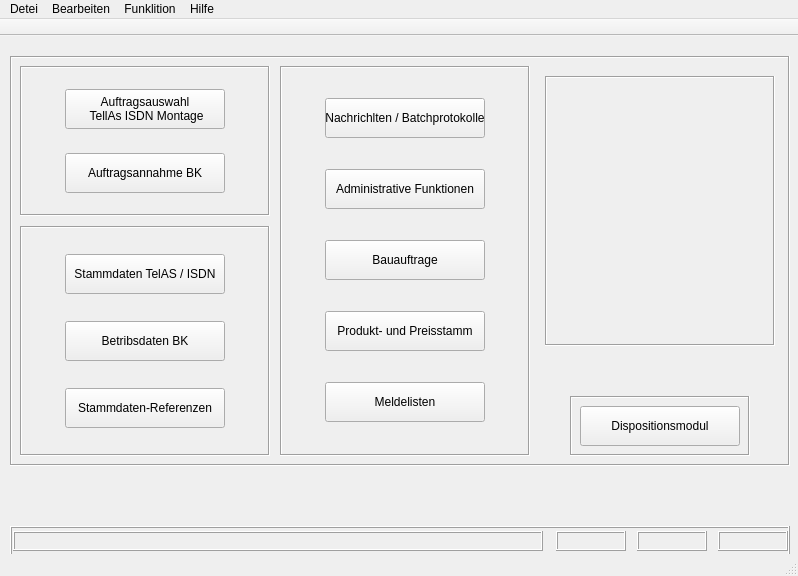
First picture: the form in Smile/UI/mainwindow.ui, repository DenisReznikov/Smile, before the edit.
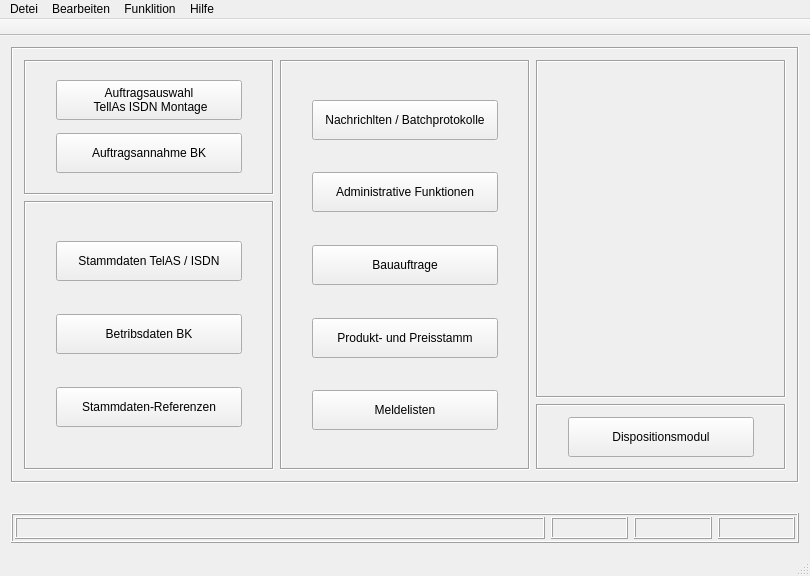
Second picture: the form after the edit. Icons and pictures are not drawn.

```diff
--- a/Smile/UI/mainwindow.ui
+++ b/Smile/UI/mainwindow.ui
@@ -12,28 +12,31 @@
   </property>
   <property name="minimumSize">
    <size>
-    <width>798</width>
-    <height>576</height>
+    <width>0</width>
+    <height>0</height>
    </size>
   </property>
   <property name="maximumSize">
    <size>
-    <width>798</width>
-    <height>576</height>
+    <width>16777215</width>
+    <height>16777215</height>
    </size>
   </property>
   <property name="windowTitle">
    <string>MainWindow</string>
   </property>
   <widget class="QWidget" name="centralWidget">
+   <layout class="QVBoxLayout" name="verticalLayout_7">
+    <property name="spacing">
+     <number>30</number>
+    </property>
+    <item>
    <widget class="QFrame" name="frame">
-    <property name="geometry">
-     <rect>
-      <x>10</x>
-      <y>20</y>
-      <width>780</width>
-      <height>410</height>
-     </rect>
+      <property name="minimumSize">
+       <size>
+        <width>788</width>
+        <height>415</height>
+       </size>
     </property>
     <property name="frameShape">
      <enum>QFrame::Box</enum>
@@ -41,17 +44,22 @@
     <property name="frameShadow">
      <enum>QFrame::Sunken</enum>
     </property>
+      <layout class="QHBoxLayout" name="horizontalLayout">
+       <item>
+        <layout class="QVBoxLayout" name="verticalLayout_5">
+         <property name="sizeConstraint">
+          <enum>QLayout::SetDefaultConstraint</enum>
+         </property>
+         <item>
     <widget class="QFrame" name="frame_2">
      <property name="enabled">
       <bool>true</bool>
      </property>
-     <property name="geometry">
-      <rect>
-       <x>10</x>
-       <y>10</y>
-       <width>250</width>
-       <height>150</height>
-      </rect>
+           <property name="sizePolicy">
+            <sizepolicy hsizetype="Preferred" vsizetype="Preferred">
+             <horstretch>0</horstretch>
+             <verstretch>1</verstretch>
+            </sizepolicy>
      </property>
      <property name="frameShape">
       <enum>QFrame::Box</enum>
@@ -59,15 +67,15 @@
      <property name="frameShadow">
       <enum>QFrame::Sunken</enum>
      </property>
+           <layout class="QVBoxLayout" name="verticalLayout">
+            <property name="leftMargin">
+             <number>30</number>
+            </property>
+            <property name="rightMargin">
+             <number>30</number>
+            </property>
+            <item>
      <widget class="QPushButton" name="Auftragsauswahl">
-      <property name="geometry">
-       <rect>
-        <x>45</x>
-        <y>23</y>
-        <width>160</width>
-        <height>40</height>
-       </rect>
-      </property>
       <property name="minimumSize">
        <size>
         <width>160</width>
@@ -79,15 +87,9 @@
  TellAs ISDN Montage</string>
       </property>
      </widget>
+            </item>
+            <item>
      <widget class="QPushButton" name="pushButton_2">
-      <property name="geometry">
-       <rect>
-        <x>45</x>
-        <y>87</y>
-        <width>160</width>
-        <height>40</height>
-       </rect>
-      </property>
       <property name="minimumSize">
        <size>
         <width>160</width>
@@ -98,15 +100,17 @@
        <string>Auftragsannahme BK</string>
       </property>
      </widget>
-    </widget>
+            </item>
+           </layout>
+          </widget>
+         </item>
+         <item>
     <widget class="QFrame" name="frame_3">
-     <property name="geometry">
-      <rect>
-       <x>10</x>
-       <y>170</y>
-       <width>250</width>
-       <height>230</height>
-      </rect>
+           <property name="sizePolicy">
+            <sizepolicy hsizetype="Preferred" vsizetype="Preferred">
+             <horstretch>0</horstretch>
+             <verstretch>2</verstretch>
+            </sizepolicy>
      </property>
      <property name="frameShape">
       <enum>QFrame::Box</enum>
@@ -114,34 +118,15 @@
      <property name="frameShadow">
       <enum>QFrame::Sunken</enum>
      </property>
-     <widget class="QPushButton" name="pushButton_3">
-      <property name="geometry">
-       <rect>
-        <x>45</x>
-        <y>95</y>
-        <width>160</width>
-        <height>40</height>
-       </rect>
-      </property>
-      <property name="minimumSize">
-       <size>
-        <width>160</width>
-        <height>40</height>
-       </size>
-      </property>
-      <property name="text">
-       <string>Betribsdaten BK</string>
-      </property>
-     </widget>
+           <layout class="QVBoxLayout" name="verticalLayout_2">
+            <property name="leftMargin">
+             <number>30</number>
+            </property>
+            <property name="rightMargin">
+             <number>30</number>
+            </property>
+            <item>
      <widget class="QPushButton" name="pushButton_4">
-      <property name="geometry">
-       <rect>
-        <x>45</x>
-        <y>28</y>
-        <width>160</width>
-        <height>40</height>
-       </rect>
-      </property>
       <property name="minimumSize">
        <size>
         <width>160</width>
@@ -152,15 +137,22 @@
        <string>Stammdaten TelAS / ISDN</string>
       </property>
      </widget>
+            </item>
+            <item>
+             <widget class="QPushButton" name="pushButton_3">
+              <property name="minimumSize">
+               <size>
+                <width>160</width>
+                <height>40</height>
+               </size>
+              </property>
+              <property name="text">
+               <string>Betribsdaten BK</string>
+              </property>
+             </widget>
+            </item>
+            <item>
      <widget class="QPushButton" name="pushButton_5">
-      <property name="geometry">
-       <rect>
-        <x>45</x>
-        <y>162</y>
-        <width>160</width>
-        <height>40</height>
-       </rect>
-      </property>
       <property name="minimumSize">
        <size>
         <width>160</width>
@@ -171,50 +163,42 @@
        <string>Stammdaten-Referenzen</string>
       </property>
      </widget>
-    </widget>
+            </item>
+           </layout>
+          </widget>
+         </item>
+        </layout>
+       </item>
+       <item>
     <widget class="QFrame" name="frame_4">
-     <property name="geometry">
-      <rect>
-       <x>270</x>
-       <y>10</y>
-       <width>250</width>
-       <height>390</height>
-      </rect>
-     </property>
      <property name="frameShape">
       <enum>QFrame::Box</enum>
      </property>
      <property name="frameShadow">
       <enum>QFrame::Sunken</enum>
      </property>
-     <widget class="QPushButton" name="pushButton_6">
-      <property name="geometry">
-       <rect>
-        <x>45</x>
-        <y>103</y>
-        <width>160</width>
-        <height>40</height>
-       </rect>
-      </property>
-      <property name="minimumSize">
+         <layout class="QVBoxLayout" name="verticalLayout_3">
+          <property name="leftMargin">
+           <number>30</number>
+          </property>
+          <property name="rightMargin">
+           <number>30</number>
+          </property>
+          <item>
+           <spacer name="verticalSpacer_6">
+            <property name="orientation">
+             <enum>Qt::Vertical</enum>
+            </property>
+            <property name="sizeHint" stdset="0">
        <size>
-        <width>160</width>
+              <width>20</width>
         <height>40</height>
        </size>
       </property>
-      <property name="text">
-       <string>Administrative Funktionen</string>
-      </property>
-     </widget>
+           </spacer>
+          </item>
+          <item>
      <widget class="QPushButton" name="pushButton_7">
-      <property name="geometry">
-       <rect>
-        <x>45</x>
-        <y>32</y>
-        <width>160</width>
-        <height>40</height>
-       </rect>
-      </property>
       <property name="minimumSize">
        <size>
         <width>160</width>
@@ -225,15 +209,48 @@
        <string>Nachrichlten / Batchprotokolle</string>
       </property>
      </widget>
+          </item>
+          <item>
+           <spacer name="verticalSpacer_4">
+            <property name="orientation">
+             <enum>Qt::Vertical</enum>
+            </property>
+            <property name="sizeHint" stdset="0">
+             <size>
+              <width>20</width>
+              <height>40</height>
+             </size>
+            </property>
+           </spacer>
+          </item>
+          <item>
+           <widget class="QPushButton" name="pushButton_6">
+            <property name="minimumSize">
+             <size>
+              <width>160</width>
+              <height>40</height>
+             </size>
+            </property>
+            <property name="text">
+             <string>Administrative Funktionen</string>
+            </property>
+           </widget>
+          </item>
+          <item>
+           <spacer name="verticalSpacer_3">
+            <property name="orientation">
+             <enum>Qt::Vertical</enum>
+            </property>
+            <property name="sizeHint" stdset="0">
+             <size>
+              <width>20</width>
+              <height>40</height>
+             </size>
+            </property>
+           </spacer>
+          </item>
+          <item>
      <widget class="QPushButton" name="pushButton_8">
-      <property name="geometry">
-       <rect>
-        <x>45</x>
-        <y>174</y>
-        <width>160</width>
-        <height>40</height>
-       </rect>
-      </property>
       <property name="minimumSize">
        <size>
         <width>160</width>
@@ -244,15 +261,22 @@
        <string>Bauauftrage</string>
       </property>
      </widget>
+          </item>
+          <item>
+           <spacer name="verticalSpacer_2">
+            <property name="orientation">
+             <enum>Qt::Vertical</enum>
+            </property>
+            <property name="sizeHint" stdset="0">
+             <size>
+              <width>20</width>
+              <height>40</height>
+             </size>
+            </property>
+           </spacer>
+          </item>
+          <item>
      <widget class="QPushButton" name="pushButton_9">
-      <property name="geometry">
-       <rect>
-        <x>45</x>
-        <y>245</y>
-        <width>160</width>
-        <height>40</height>
-       </rect>
-      </property>
       <property name="minimumSize">
        <size>
         <width>160</width>
@@ -263,15 +287,22 @@
        <string>Produkt- und Preisstamm</string>
       </property>
      </widget>
+          </item>
+          <item>
+           <spacer name="verticalSpacer">
+            <property name="orientation">
+             <enum>Qt::Vertical</enum>
+            </property>
+            <property name="sizeHint" stdset="0">
+             <size>
+              <width>20</width>
+              <height>40</height>
+             </size>
+            </property>
+           </spacer>
+          </item>
+          <item>
      <widget class="QPushButton" name="pushButton_10">
-      <property name="geometry">
-       <rect>
-        <x>45</x>
-        <y>316</y>
-        <width>160</width>
-        <height>40</height>
-       </rect>
-      </property>
       <property name="minimumSize">
        <size>
         <width>160</width>
@@ -282,62 +313,32 @@
        <string>Meldelisten</string>
       </property>
      </widget>
-    </widget>
-    <widget class="QFrame" name="frame_6">
-     <property name="geometry">
-      <rect>
-       <x>560</x>
-       <y>340</y>
-       <width>180</width>
-       <height>60</height>
-      </rect>
-     </property>
-     <property name="minimumSize">
+          </item>
+          <item>
+           <spacer name="verticalSpacer_5">
+            <property name="orientation">
+             <enum>Qt::Vertical</enum>
+            </property>
+            <property name="sizeHint" stdset="0">
       <size>
-       <width>180</width>
-       <height>60</height>
-      </size>
-     </property>
-     <property name="maximumSize">
-      <size>
-       <width>180</width>
-       <height>16777215</height>
-      </size>
-     </property>
-     <property name="frameShape">
-      <enum>QFrame::Box</enum>
-     </property>
-     <property name="frameShadow">
-      <enum>QFrame::Sunken</enum>
-     </property>
-     <widget class="QPushButton" name="Dispositionsmodul">
-      <property name="geometry">
-       <rect>
-        <x>10</x>
-        <y>10</y>
-        <width>160</width>
+              <width>20</width>
         <height>40</height>
-       </rect>
-      </property>
-      <property name="minimumSize">
-       <size>
-        <width>160</width>
-        <height>40</height>
-       </size>
-      </property>
-      <property name="text">
-       <string>Dispositionsmodul</string>
-      </property>
-     </widget>
-    </widget>
+             </size>
+            </property>
+           </spacer>
+          </item>
+         </layout>
+        </widget>
+       </item>
+       <item>
+        <layout class="QVBoxLayout" name="verticalLayout_6">
+         <item>
     <widget class="QLabel" name="label">
-     <property name="geometry">
-      <rect>
-       <x>535</x>
-       <y>20</y>
-       <width>230</width>
-       <height>270</height>
-      </rect>
+           <property name="sizePolicy">
+            <sizepolicy hsizetype="Preferred" vsizetype="Preferred">
+             <horstretch>0</horstretch>
+             <verstretch>20</verstretch>
+            </sizepolicy>
      </property>
      <property name="frameShape">
       <enum>QFrame::Box</enum>
@@ -358,15 +359,68 @@
       <bool>true</bool>
      </property>
     </widget>
-   </widget>
+         </item>
+         <item>
+          <widget class="QFrame" name="frame_6">
+           <property name="minimumSize">
+            <size>
+             <width>0</width>
+             <height>0</height>
+            </size>
+           </property>
+           <property name="maximumSize">
+            <size>
+             <width>16777215</width>
+             <height>16777215</height>
+            </size>
+           </property>
+           <property name="frameShape">
+            <enum>QFrame::Box</enum>
+           </property>
+           <property name="frameShadow">
+            <enum>QFrame::Sunken</enum>
+           </property>
+           <layout class="QVBoxLayout" name="verticalLayout_4">
+            <property name="leftMargin">
+             <number>30</number>
+            </property>
+            <property name="rightMargin">
+             <number>30</number>
+            </property>
+            <item>
+             <widget class="QPushButton" name="Dispositionsmodul">
+              <property name="minimumSize">
+               <size>
+                <width>160</width>
+                <height>40</height>
+               </size>
+              </property>
+              <property name="text">
+               <string>Dispositionsmodul</string>
+              </property>
+             </widget>
+            </item>
+           </layout>
+          </widget>
+         </item>
+        </layout>
+       </item>
+      </layout>
+     </widget>
+    </item>
+    <item>
    <widget class="QFrame" name="frame_7">
-    <property name="geometry">
-     <rect>
-      <x>10</x>
-      <y>490</y>
+      <property name="minimumSize">
+       <size>
       <width>780</width>
       <height>30</height>
-     </rect>
+       </size>
+      </property>
+      <property name="maximumSize">
+       <size>
+        <width>16777215</width>
+        <height>30</height>
+       </size>
     </property>
     <property name="frameShape">
      <enum>QFrame::Box</enum>
@@ -374,14 +428,35 @@
     <property name="frameShadow">
      <enum>QFrame::Raised</enum>
     </property>
-    <widget class="QLabel" name="label_10">
-     <property name="geometry">
-      <rect>
-       <x>3</x>
-       <y>5</y>
+      <layout class="QHBoxLayout" name="horizontalLayout_30">
+       <property name="spacing">
+        <number>6</number>
+       </property>
+       <property name="leftMargin">
+        <number>2</number>
+       </property>
+       <property name="topMargin">
+        <number>2</number>
+       </property>
+       <property name="rightMargin">
+        <number>2</number>
+       </property>
+       <property name="bottomMargin">
+        <number>2</number>
+       </property>
+       <item>
+        <widget class="QLabel" name="label_38">
+         <property name="minimumSize">
+          <size>
        <width>530</width>
        <height>20</height>
-      </rect>
+          </size>
+         </property>
+         <property name="maximumSize">
+          <size>
+           <width>16777215</width>
+           <height>16777215</height>
+          </size>
      </property>
      <property name="frameShape">
       <enum>QFrame::Box</enum>
@@ -393,14 +468,20 @@
       <string/>
      </property>
     </widget>
+       </item>
+       <item>
     <widget class="QLabel" name="Name_person">
-     <property name="geometry">
-      <rect>
-       <x>546</x>
-       <y>5</y>
+         <property name="sizePolicy">
+          <sizepolicy hsizetype="Preferred" vsizetype="Preferred">
+           <horstretch>0</horstretch>
+           <verstretch>2</verstretch>
+          </sizepolicy>
+         </property>
+         <property name="minimumSize">
+          <size>
        <width>70</width>
        <height>20</height>
-      </rect>
+          </size>
      </property>
      <property name="frameShape">
       <enum>QFrame::Box</enum>
@@ -412,14 +493,14 @@
       <string/>
      </property>
     </widget>
-    <widget class="QLabel" name="label_12">
-     <property name="geometry">
-      <rect>
-       <x>627</x>
-       <y>5</y>
+       </item>
+       <item>
+        <widget class="QLabel" name="label_39">
+         <property name="minimumSize">
+          <size>
        <width>70</width>
        <height>20</height>
-      </rect>
+          </size>
      </property>
      <property name="frameShape">
       <enum>QFrame::Box</enum>
@@ -431,14 +512,14 @@
       <string/>
      </property>
     </widget>
-    <widget class="QLabel" name="label_13">
-     <property name="geometry">
-      <rect>
-       <x>708</x>
-       <y>5</y>
+       </item>
+       <item>
+        <widget class="QLabel" name="label_40">
+         <property name="minimumSize">
+          <size>
        <width>70</width>
        <height>20</height>
-      </rect>
+          </size>
      </property>
      <property name="frameShape">
       <enum>QFrame::Box</enum>
@@ -450,7 +531,11 @@
       <string/>
      </property>
     </widget>
-   </widget>
+       </item>
+      </layout>
+     </widget>
+    </item>
+   </layout>
   </widget>
   <widget class="QMenuBar" name="menuBar">
    <property name="geometry">
```
Lines whose indentation alone changed are shown as unchanged.
